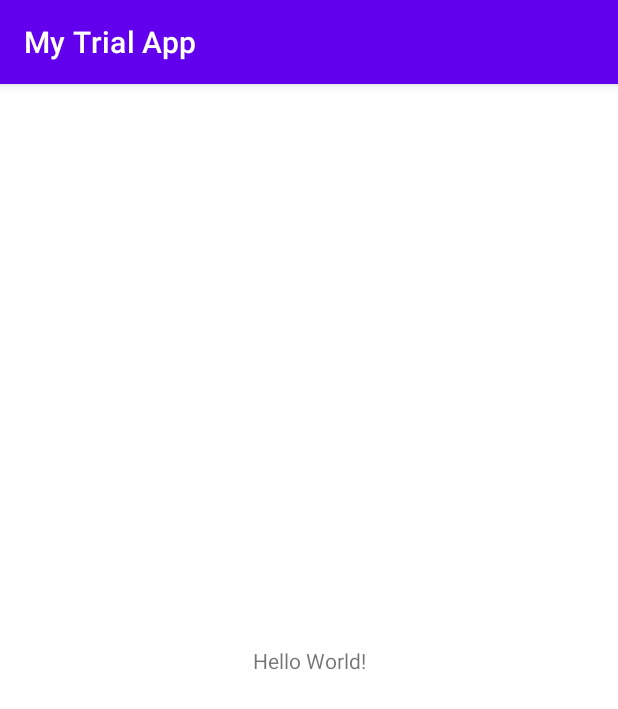
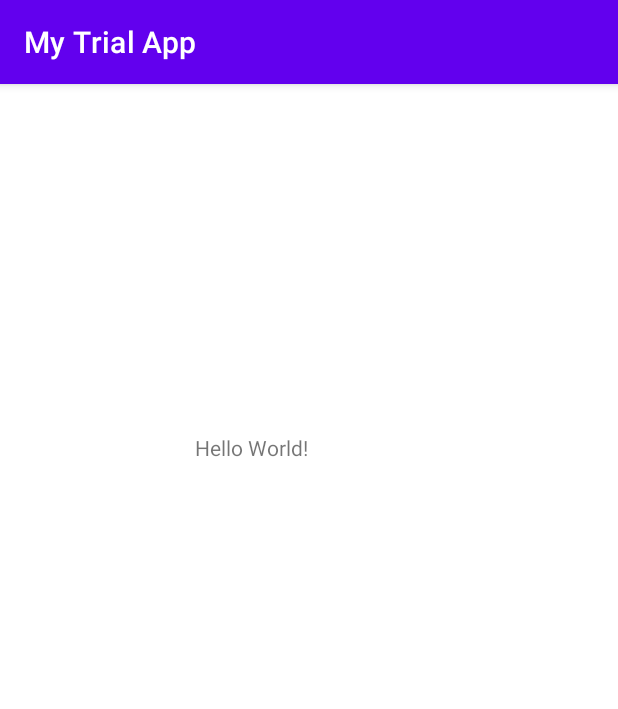
Before and after one commit to SergeyGrib74/My_Trial_App, an Android app: the screen it shows after launch (MainActivity), on a phone screen of 412 x 824 dp. Shown: the top 709 px of the screen. Run offline under Robolectric (Android 15) with nearby library versions, the phone set to English and light mode, and no system bars.

Commit message:
Сдвинул надпись "Hello World"

```diff
--- a/app/src/main/res/layout/activity_main.xml
+++ b/app/src/main/res/layout/activity_main.xml
@@ -11,8 +11,10 @@
         android:layout_height="wrap_content"
         android:text="Hello World!"
         app:layout_constraintBottom_toBottomOf="parent"
+        app:layout_constraintHorizontal_bias="0.386"
         app:layout_constraintLeft_toLeftOf="parent"
         app:layout_constraintRight_toRightOf="parent"
-        app:layout_constraintTop_toTopOf="parent" />
+        app:layout_constraintTop_toTopOf="parent"
+        app:layout_constraintVertical_bias="0.311" />
 
 </androidx.constraintlayout.widget.ConstraintLayout>
```
Also changed, not shown: app/src/main/res/drawable-v24/1357697.png (added).
